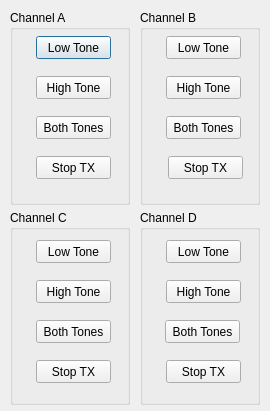
Before: the Qt Designer form calibrateDialog.ui in g8bpq/QtSoundModem, drawn with Qt 5.
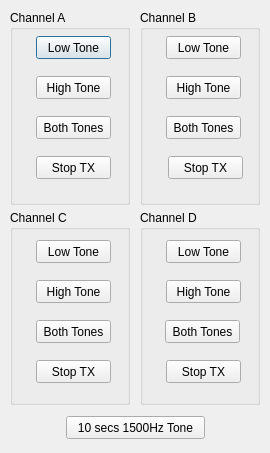
After: the same form once the commit is applied.

Diff of the .ui file:
```diff
--- a/calibrateDialog.ui
+++ b/calibrateDialog.ui
@@ -7,7 +7,7 @@
     <x>0</x>
     <y>0</y>
     <width>270</width>
-    <height>411</height>
+    <height>453</height>
    </rect>
   </property>
   <property name="windowTitle">
@@ -276,6 +276,19 @@
     </property>
    </widget>
   </widget>
+  <widget class="QPushButton" name="Cal1500">
+   <property name="geometry">
+    <rect>
+     <x>66</x>
+     <y>416</y>
+     <width>139</width>
+     <height>23</height>
+    </rect>
+   </property>
+   <property name="text">
+    <string>10 secs 1500Hz Tone</string>
+   </property>
+  </widget>
  </widget>
  <resources/>
  <connections/>
```
